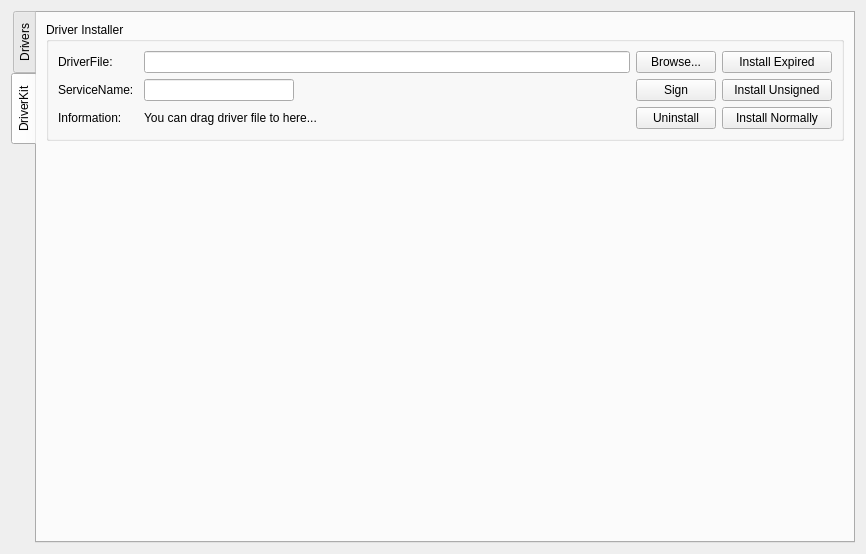
Old version of the form src/OpenArk/ui/kernel.ui in the repository BlackINT3/OpenArk.
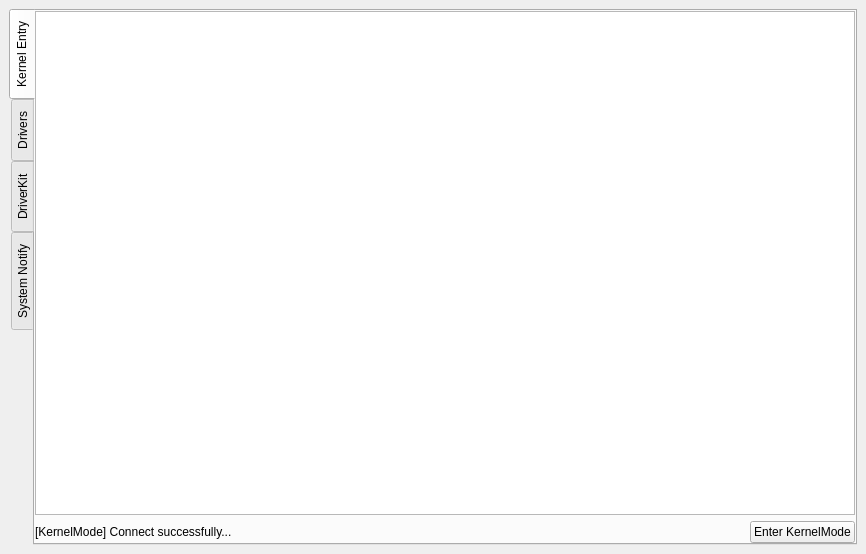
New version of the form.

```diff
--- a/src/OpenArk/ui/kernel.ui
+++ b/src/OpenArk/ui/kernel.ui
@@ -14,6 +14,18 @@
    <string>Form</string>
   </property>
   <layout class="QVBoxLayout" name="verticalLayout_2">
+   <property name="leftMargin">
+    <number>9</number>
+   </property>
+   <property name="topMargin">
+    <number>9</number>
+   </property>
+   <property name="rightMargin">
+    <number>9</number>
+   </property>
+   <property name="bottomMargin">
+    <number>9</number>
+   </property>
    <item>
     <widget class="QTabWidget" name="tabWidget">
      <property name="styleSheet">
@@ -26,8 +38,61 @@
       <enum>QTabWidget::West</enum>
      </property>
      <property name="currentIndex">
-      <number>1</number>
+      <number>0</number>
      </property>
+     <widget class="QWidget" name="tabKernelEntry">
+      <attribute name="title">
+       <string>Kernel Entry</string>
+      </attribute>
+      <layout class="QVBoxLayout" name="verticalLayout_6">
+       <property name="leftMargin">
+        <number>0</number>
+       </property>
+       <property name="topMargin">
+        <number>0</number>
+       </property>
+       <property name="rightMargin">
+        <number>0</number>
+       </property>
+       <property name="bottomMargin">
+        <number>0</number>
+       </property>
+       <item>
+        <widget class="QTableView" name="kernelInfoView"/>
+       </item>
+       <item>
+        <layout class="QHBoxLayout" name="horizontalLayout_4">
+         <item>
+          <widget class="QLabel" name="kernelModeStatus">
+           <property name="text">
+            <string>[KernelMode] Connect successfully...</string>
+           </property>
+          </widget>
+         </item>
+         <item>
+          <spacer name="horizontalSpacer_3">
+           <property name="orientation">
+            <enum>Qt::Horizontal</enum>
+           </property>
+           <property name="sizeHint" stdset="0">
+            <size>
+             <width>40</width>
+             <height>20</height>
+            </size>
+           </property>
+          </spacer>
+         </item>
+         <item>
+          <widget class="QPushButton" name="kernelModeBtn">
+           <property name="text">
+            <string>Enter KernelMode</string>
+           </property>
+          </widget>
+         </item>
+        </layout>
+       </item>
+      </layout>
+     </widget>
      <widget class="QWidget" name="tabDrivers">
       <attribute name="title">
        <string>Drivers</string>
@@ -312,6 +377,28 @@
        </item>
       </layout>
      </widget>
+     <widget class="QWidget" name="tabNotify">
+      <attribute name="title">
+       <string>System Notify</string>
+      </attribute>
+      <layout class="QVBoxLayout" name="verticalLayout_8">
+       <property name="leftMargin">
+        <number>0</number>
+       </property>
+       <property name="topMargin">
+        <number>0</number>
+       </property>
+       <property name="rightMargin">
+        <number>0</number>
+       </property>
+       <property name="bottomMargin">
+        <number>0</number>
+       </property>
+       <item>
+        <widget class="QTreeView" name="notifyView"/>
+       </item>
+      </layout>
+     </widget>
     </widget>
    </item>
   </layout>
```
Left out of the diff: 16 changed lines with no effect on the pictures.
